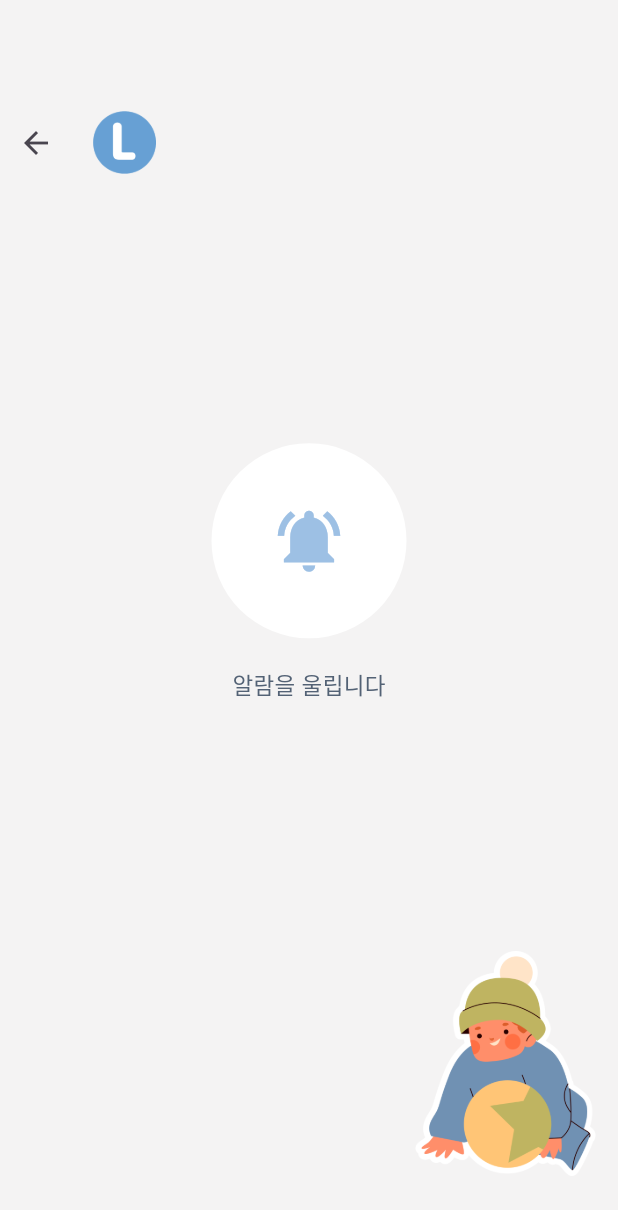
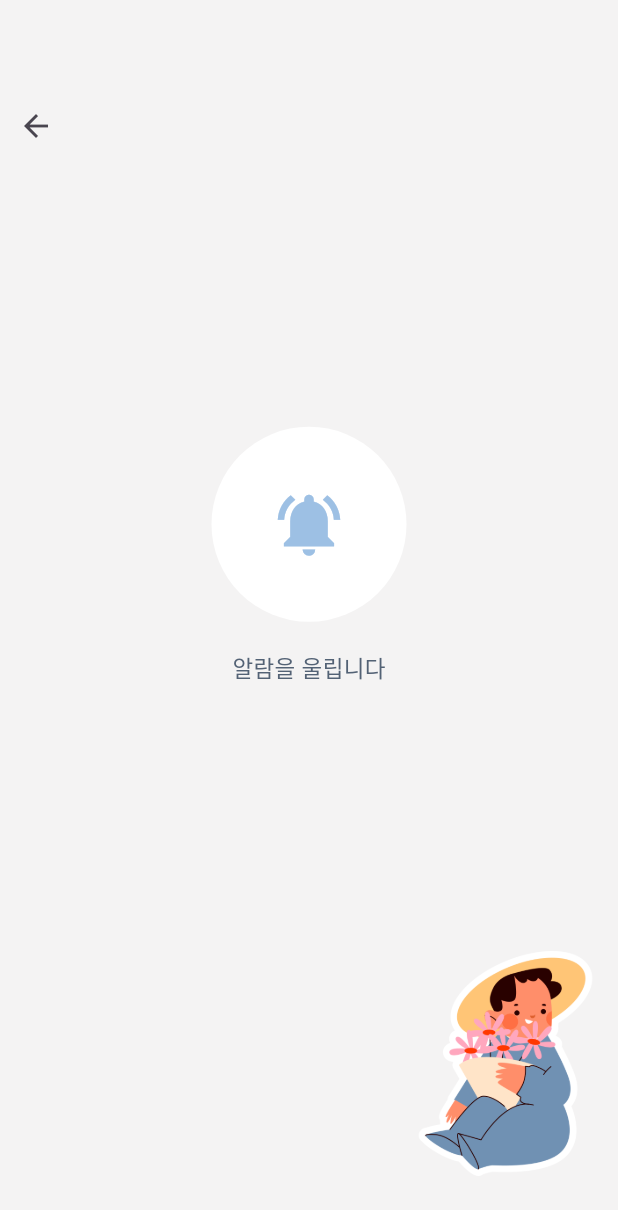
Before and after one commit to yuhaeun-la/LG_Flutter, a Flutter app: the screen it shows after launch, after a tap on "알람울리기", on a phone screen of 412 x 824 dp. Shown: the top 1210 px of the screen. Run offline on Flutter 3.47's test engine with Material 3 defaults, Android fonts, the phone set to English and light mode, and no system bars; our stand-ins replace image_picker; Roboto replaces fonts that are missing (NanumSquareNeo).

Commit message:
ui:: UI 완성

```diff
--- a/lib/main.dart
+++ b/lib/main.dart
@@ -28,6 +28,7 @@ class MyApp extends StatelessWidget {
         ),
       ),
       home: const HomeView(),
+      debugShowCheckedModeBanner: false,  // 디버그 배너 숨기기
     );
   }
 }
--- a/lib/ui/views/components/home_square_button.dart
+++ b/lib/ui/views/components/home_square_button.dart
@@ -46,15 +46,19 @@ class HomeSquareButton extends StatelessWidget {
               ),
             ),
             SizedBox(height: 8),
+            Row(
+              children: [
+                Spacer(),
                 Container(
-              alignment: Alignment.bottomRight,
                   margin: const EdgeInsets.only(top: 10),
                   child: Icon(
                     icon,
-                size: 35,
-                color: gray2,
+                    size: 50,
+                    color: gray3,
                   ),
                 ),
+              ],
+            )
           ],
         ),
       ),
--- a/lib/ui/views/parent/home/child_card.dart
+++ b/lib/ui/views/parent/home/child_card.dart
@@ -16,13 +16,13 @@ class ChildCard extends StatelessWidget{
           padding: const EdgeInsets.all(16.0),
           child: Row(
             children: [
-              const SizedBox(width: 10),
+              const SizedBox(width: 15),
               const CircleAvatar(
                 radius: 40,
                 backgroundImage:
                 AssetImage('assets/user1.jpg'),
               ),
-              const SizedBox(width: 25),
+              const SizedBox(width: 30),
               Column(
                 crossAxisAlignment: CrossAxisAlignment.start,
                 children: const [
--- a/lib/ui/views/parent/home/emergency_alaram_view.dart
+++ b/lib/ui/views/parent/home/emergency_alaram_view.dart
@@ -16,18 +16,6 @@ class EmergencyAlarmView extends StatelessWidget {
             // mainAxisAlignment: MainAxisAlignment.,
             children: [
               BackButton(),
-              Image.asset(
-                'assets/mainIcon.png', // 로고 이미지 (로컬 assets 폴더에 저장)
-                height:70.0,
-              ),
-              // Text(
-              //   'ittles',
-              //   style: TextStyle(
-              //     fontFamily: 'jalnan',
-              //     color: gray3,
-              //     fontSize: 24.0,
-              //   ),
-              // ),
               const Spacer(),
             ],
           ),
@@ -61,7 +49,7 @@ class EmergencyAlarmView extends StatelessWidget {
           const Spacer(),
           Image.asset(
             alignment: Alignment.bottomRight,
-            'assets/ballbaby.png',
+            'assets/flowerbaby.png',
             height: 150.0,
           ),
           SizedBox(height: 40.0), // 하단 여백 추가
--- a/lib/ui/views/parent/home/sound_listening_view.dart
+++ b/lib/ui/views/parent/home/sound_listening_view.dart
@@ -13,21 +13,8 @@ class SoundListeningView extends StatelessWidget {
         children: [
           const SizedBox(height: 60.0), // 상단 여백 추가
               Row(
-                // mainAxisAlignment: MainAxisAlignment.,
                 children: [
                   BackButton(),
-                  Image.asset(
-                    'assets/mainIcon.png', // 로고 이미지 (로컬 assets 폴더에 저장)
-                    height:70.0,
-                  ),
-                  // Text(
-                  //   'ittles',
-                  //   style: TextStyle(
-                  //     fontFamily: 'jalnan',
-                  //     color: gray3,
-                  //     fontSize: 24.0,
-                  //   ),
-                  // ),
                   const Spacer(),
                ],
               ),
```
Also changed, not shown: lib/ui/views/components/home_button_text_view.dart (renamed from lib/ui/views/parent/home/home_button_text_view.dart), lib/ui/views/components/practice_button.dart (added). Lines whose indentation alone changed are shown as unchanged.
